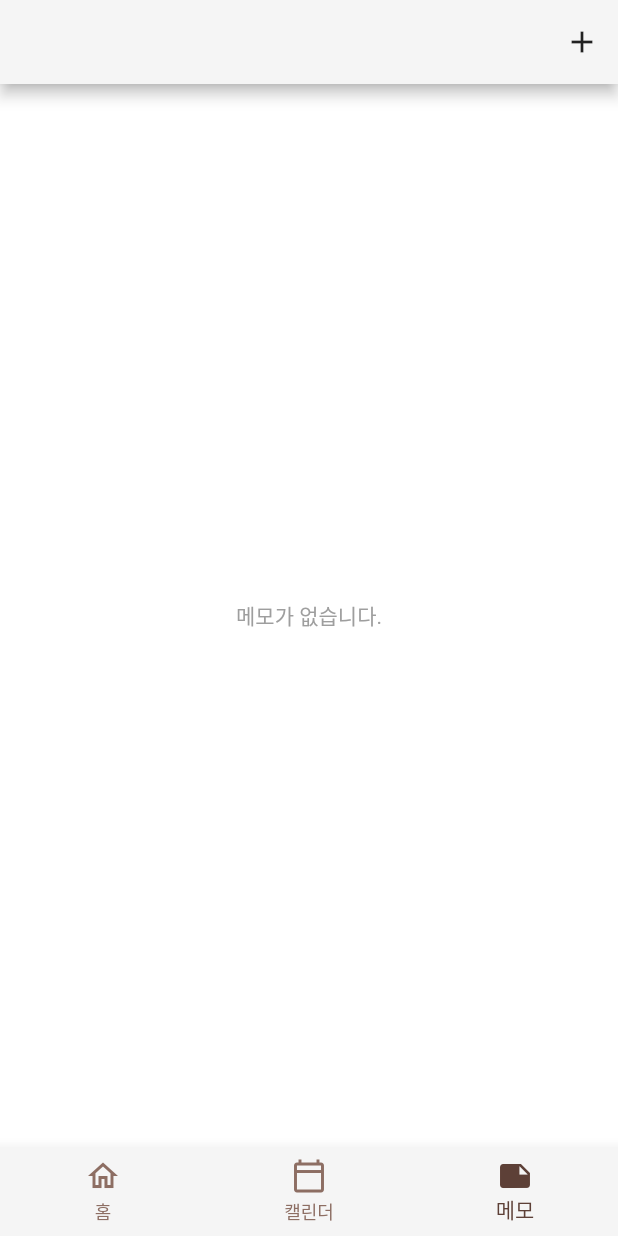
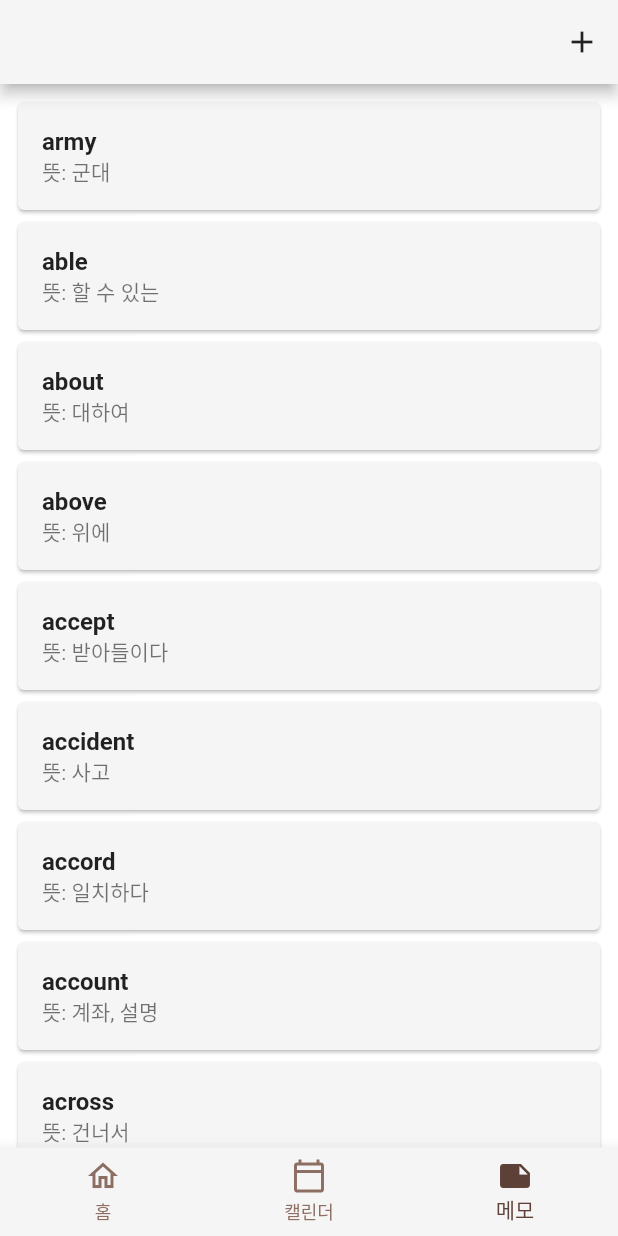
Before and after one commit to junhyuk1014/MajorProject, a Flutter app: the screen it shows after launch, item 3 of the bottom bar chosen, on a phone screen of 412 x 824 dp. Run offline on Flutter 3.47's test engine with Material 3 defaults, Android fonts, the phone set to English and light mode, and no system bars; our stand-ins replace fl_chart, flutter_local_notifications, flutter_timezone, google_sign_in, image_picker, permission_handler and 3 more; missing offline and left inert: googleapis.

Commit message:
Add: 테스트용 영단어 200개 주입 함수 추가 및 home_screen 연동

```diff
--- a/lib/home_screen.dart
+++ b/lib/home_screen.dart
@@ -5,7 +5,7 @@ import 'package:flutter/material.dart';
 import 'package:permission_handler/permission_handler.dart';
 import 'package:shared_preferences/shared_preferences.dart';
 import 'package:fl_chart/fl_chart.dart';
-
+import 'test_logic.dart';
 import 'calendar_screen.dart';
 import 'memo_screen.dart';
 import 'memory_item.dart';
@@ -36,11 +36,15 @@ class _HomeScreenState extends State<HomeScreen> {
   @override
   void initState() {
     super.initState();
-
+    injectEnglishWords200().then((_) {
+      print("데이터 주입 후 새로고침");
+      _loadStats(); // 화면 갱신
+    });
     WidgetsBinding.instance.addPostFrameCallback((_) async {
       await _checkPermissions();
       await _loadStats();
     });
+
 
     // 메모/일정/피드백 변경 시마다 통계 새로 로드
     _dataSubscription =
--- a/lib/test_logic.dart
+++ b/lib/test_logic.dart
@@ -1,6 +1,10 @@
 import 'feedback_module.dart';
 import 'memory_item.dart';
 import 'user_profile.dart';
+import 'dart:convert';
+import 'package:shared_preferences/shared_preferences.dart';
+import 'memo_model.dart';
+
 
 void testLogic() {
     final feedbackModule = FeedbackModule();
@@ -40,3 +44,77 @@ void testLogic() {
     user.updateUserEf(updatedItemA.ef);
     print('--- 갱신: User Global EF = ${user.globalEf.toStringAsFixed(2)} ---');
 }
+
+
+
+// 기초 영단어 100개 샘플 (단어: 뜻)
+const Map<String, String> _sampleWords = {
+  'ability': '능력', 'able': '할 수 있는', 'about': '대하여', 'above': '위에', 'accept': '받아들이다',
+  'accident': '사고', 'accord': '일치하다', 'account': '계좌, 설명', 'across': '건너서', 'act': '행동하다',
+  'action': '행동', 'actual': '실제의', 'add': '더하다', 'address': '주소', 'admit': '인정하다',
+  'adopt': '채택하다', 'adult': '성인', 'advance': '나아가다', 'advice': '충고', 'affair': '사건',
+  'afraid': '두려워하는', 'after': '후에', 'again': '다시', 'against': '반대하여', 'age': '나이',
+  'agency': '대리점', 'agent': '대리인', 'ago': '이전에', 'agree': '동의하다', 'agreement': '동의',
+  'ahead': '앞에', 'air': '공기', 'all': '모두', 'allow': '허락하다', 'almost': '거의',
+  'alone': '홀로', 'along': '따라서', 'already': '이미', 'also': '또한', 'although': '비록 ~일지라도',
+  'always': '항상', 'amazing': '놀라운', 'ambition': '야망', 'amount': '양', 'analysis': '분석',
+  'ancestor': '조상', 'ancient': '고대의', 'and': '그리고', 'anger': '분노', 'angle': '각도',
+  'animal': '동물', 'announce': '발표하다', 'answer': '대답', 'anxiety': '불안', 'any': '어떤',
+  'apart': '떨어져', 'appeal': '호소하다', 'appear': '나타나다', 'apple': '사과', 'apply': '적용하다',
+  'appoint': '임명하다', 'approach': '접근하다', 'approve': '승인하다', 'area': '지역', 'argue': '논쟁하다',
+  'arm': '팔', 'army': '군대', 'around': '주위에', 'arrive': '도착하다', 'art': '예술',
+  'article': '기사', 'artist': '예술가', 'as': '~로서', 'ask': '묻다', 'aspect': '측면',
+  'assist': '돕다', 'assume': '가정하다', 'at': '~에', 'attack': '공격하다', 'attempt': '시도하다',
+  'attend': '참석하다', 'attention': '주의', 'attitude': '태도', 'attract': '끌다', 'audience': '청중',
+  'aunt': '이모, 고모', 'author': '저자', 'authority': '권위', 'auto': '자동차', 'available': '이용 가능한',
+  'average': '평균', 'avoid': '피하다', 'awake': '깨어있는', 'award': '상', 'aware': '알고 있는',
+  'away': '멀리', 'baby': '아기', 'back': '뒤', 'bad': '나쁜', 'bag': '가방'
+};
+
+Future<void> injectEnglishWords200() async {
+  final prefs = await SharedPreferences.getInstance();
+
+  List<String> memoJsonList = [];       // 메모 화면용 리스트
+  List<String> alarmJsonList = [];      // 알림/통계용 리스트
+
+  final List<String> words = _sampleWords.keys.toList();
+  final int baseTime = DateTime.now().millisecondsSinceEpoch;
+
+  for (int i = 0; i < 200; i++) {
+    String word = words[i % words.length];
+    String meaning = _sampleWords[word]!;
+
+    // 101번째부터는 (2) 붙임
+    String displayWord = i < 100 ? word : '$word (${(i ~/ 100) + 1})';
+    String memoId = '${baseTime}_$i'; // 고유 ID
+
+    // 1. 메모 모델 생성 (화면 표시용)
+    final memo = Memo(
+      id: memoId,
+      title: displayWord,
+      content: '뜻: $meaning',
+      createdAt: DateTime.now(),
+      updatedAt: DateTime.now(),
+    );
+
+    // 2. 알림 아이템 생성 (알고리즘용)
+    // ID 앞에 'MEMO_'를 붙여야 통계 화면에서 인식함
+    final alarmItem = MemoryItem(
+      id: 'MEMO_$memoId',
+      content: '[메모] $displayWord\n뜻: $meaning',
+      ef: 2.5,
+      interval: 0,
+      repetitions: 0,
+      nextReviewDate: DateTime.now(), // 즉시 알림
+    );
+
+    memoJsonList.add(jsonEncode(memo.toJson()));
+    alarmJsonList.add(jsonEncode(alarmItem.toJson()));
+  }
+
+  // 두 저장소 모두 업데이트
+  await prefs.setStringList('memos', memoJsonList);        // 메모장 화면
+  await prefs.setStringList('memory_items', alarmJsonList); // 알림 & 대시보드
+
+  print("✅ 영단어 200개 (화면용 + 알림용) 완벽 주입 완료!");
+}
```
